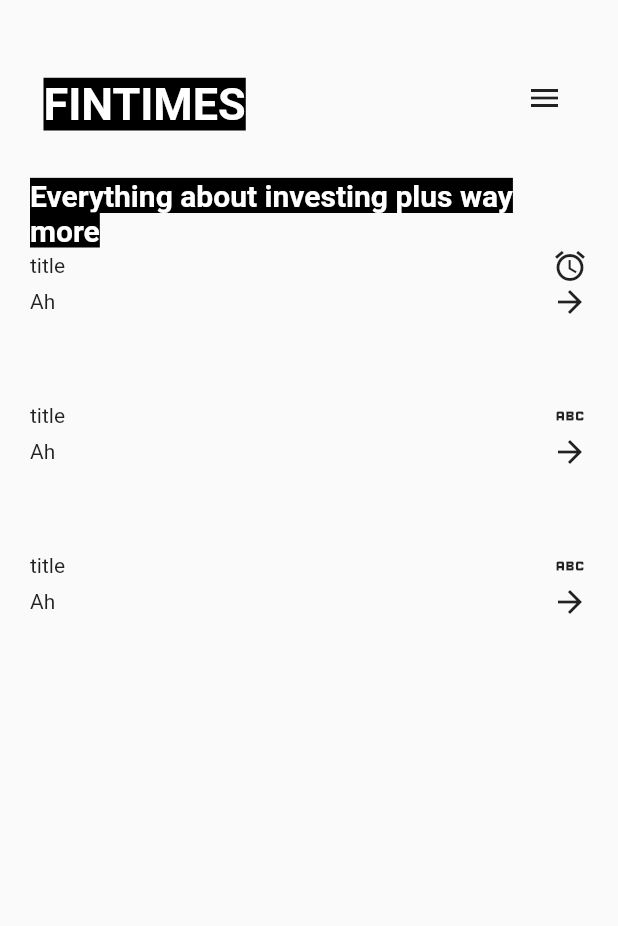
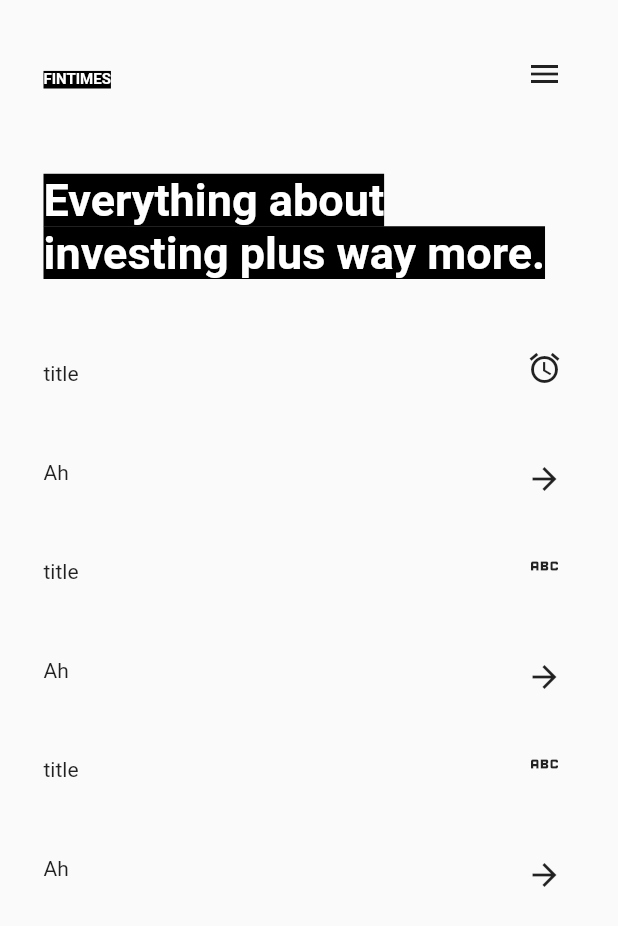
Before and after one commit to DiggsPapu/LevelUpProyects, a Flutter app: the screen it shows after launch, on a phone screen of 412 x 824 dp. Shown: the top 926 px of the screen. Run offline on Flutter 3.47's test engine with Material 2 defaults, Android fonts, the phone set to English and light mode, and no system bars.

Commit message:
Set margins

```diff
--- a/Proyect1/proyect1/lib/Structure/Structures.dart
+++ b/Proyect1/proyect1/lib/Structure/Structures.dart
@@ -8,13 +8,12 @@ class titleSection extends StatelessWidget{
   @override
   Widget build(BuildContext context) {
     return Center(
-      heightFactor: 1.5,
       child: Row(
               mainAxisAlignment: MainAxisAlignment.spaceBetween,
               children: [
                 Padding(
               padding: const EdgeInsets.all(9.0),
-              child: ClassicText(content: "FINTIMES", textSize: 30),
+              child: ClassicText(content: "FINTIMES", textSize: 10),
               ),
             Padding(
                     padding: const EdgeInsets.all(9.0),
@@ -34,9 +33,9 @@ class motivationalSection extends StatelessWidget{
 
   @override
   Widget build(BuildContext context) {
-    return Center(
-      child:
-      ClassicText(content: "Everything about investing plus way more ", textSize: 20)
+    return Padding(
+      padding: const EdgeInsets.only(top: 30.0, bottom: 30.0, left: 9.0, right: 9.0),
+      child:ClassicText(content: "Everything about investing plus way more.", textSize: 30)
     );
   }
 }
--- a/Proyect1/proyect1/lib/components/cards.dart
+++ b/Proyect1/proyect1/lib/components/cards.dart
@@ -3,7 +3,7 @@ import 'package:flutter/material.dart';
 // ignore: must_be_immutable
 class OutlinedCardExample extends StatelessWidget {
 
-    String title = ""; String content = "";
+    String title = ""; String content = "a";
     Icon icon =  const Icon(Icons.arrow_forward);
   OutlinedCardExample( {
     required this.title,
@@ -15,20 +15,40 @@ class OutlinedCardExample extends StatelessWidget {
   Widget build(BuildContext context) {
     return SizedBox(
         width: double.infinity,
-        height: 100,
+        height: 50.0+82,
         child: Column(children: [
-          Row(crossAxisAlignment: CrossAxisAlignment.center,
+          Row(
+
+          crossAxisAlignment: CrossAxisAlignment.center,
           mainAxisAlignment: MainAxisAlignment.spaceBetween,
           children: [
-          Text(title),
-          icon,//It is a constant icon
+          Padding(
+            padding: const EdgeInsets.all(9.0),
+            child: Text(title),
+          ),
+          Padding(
+                    padding: const EdgeInsets.all(9.0),
+                    child:IconButton(
+                    alignment: Alignment.topRight,
+                    icon: icon,//It is a constant icon
+                    onPressed: (){},)//Doesn't do anything while pressing
+                    ),//It is a constant icon
 
         ],),
         Row(crossAxisAlignment: CrossAxisAlignment.center,
         mainAxisAlignment: MainAxisAlignment.spaceBetween,
           children: [
-          Text(content),
-          const Icon(Icons.arrow_forward),
+          Padding(
+            padding: const EdgeInsets.all(9.0),
+            child: Text(content),
+            ),
+          Padding(
+            padding: const EdgeInsets.all(9.0),
+            child:IconButton(
+            alignment: Alignment.bottomRight,
+            icon: const Icon(Icons.arrow_forward),//It is a constant icon
+            onPressed: (){},)//Doesn't do anything while pressing
+          ),
         ],),
         ],)
       );
```
